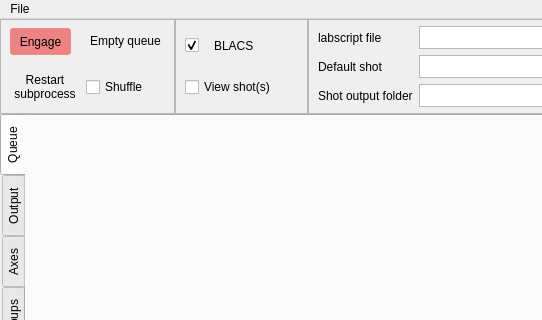
Qt form runmanager/main.ui (ispielma/runmanager) before a commit; both pictures show x 0 to 542 and y 0 to 320 of the 1000 by 650 pixel window.
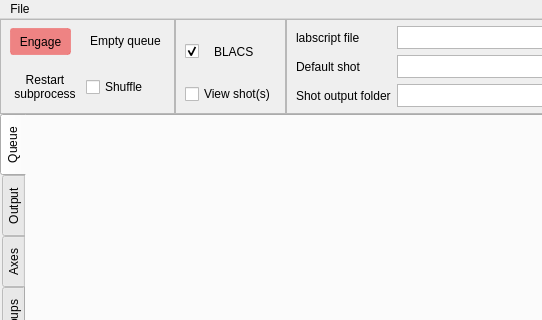
The same form after that commit. Icons and pictures are not drawn. Custom widgets are drawn as their Qt base class.

Commit message:
Put the three link lights in labscript-utils' self-contained LinkIndicator
The indicator is now a widget that builds its own icon and text and does its
own probing, so each light is one empty named layout in the .ui that a single
addWidget fills. BLACS's on_answer turns its status into the state shown;
the lyse and runviewer lights need no callback.

The edit to the form file:
```diff
--- a/runmanager/main.ui
+++ b/runmanager/main.ui
@@ -345,21 +345,7 @@
             </widget>
            </item>
            <item>
-            <widget class="QLabel" name="runviewer_status_indicator">
-             <property name="text">
-              <string/>
-             </property>
-            </widget>
-           </item>
-           <item>
-            <widget class="QLabel" name="runviewer_status_text">
-             <property name="text">
-              <string/>
-             </property>
-             <property name="textInteractionFlags">
-              <set>Qt::TextSelectableByMouse</set>
-             </property>
-            </widget>
+            <layout class="QHBoxLayout" name="runviewer_link_layout"/>
            </item>
            <item>
             <spacer name="horizontalSpacer_runviewer">
```
Left out of the diff: 19 changed lines with no effect on the pictures. The commit also changes 3 other files.
